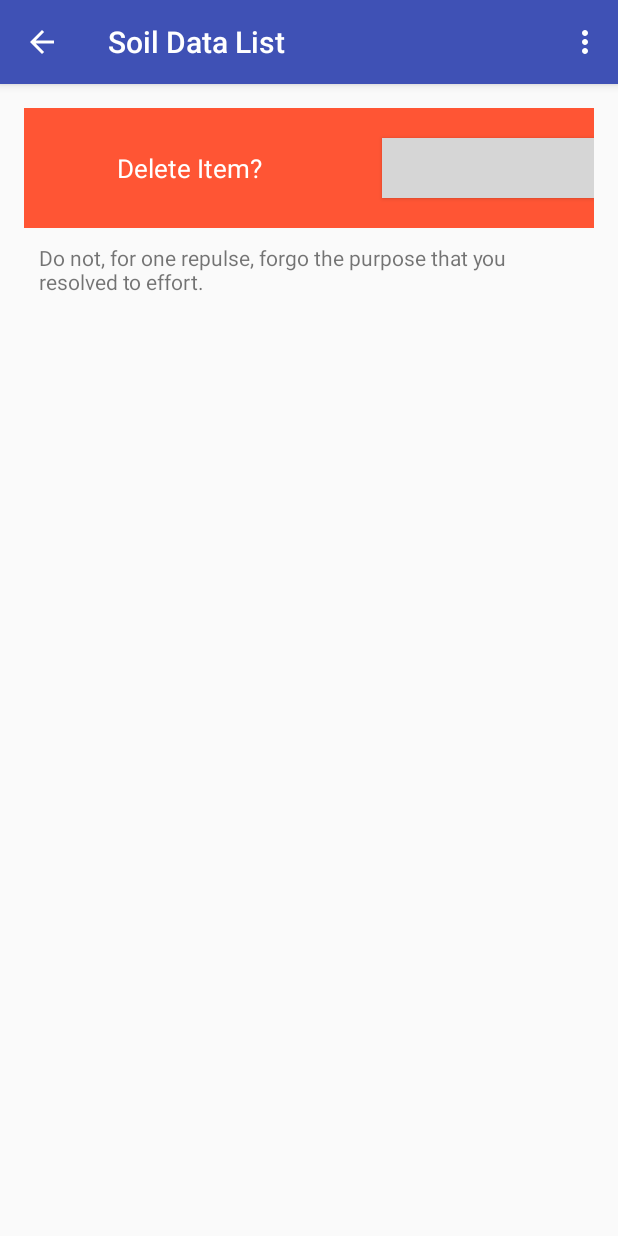
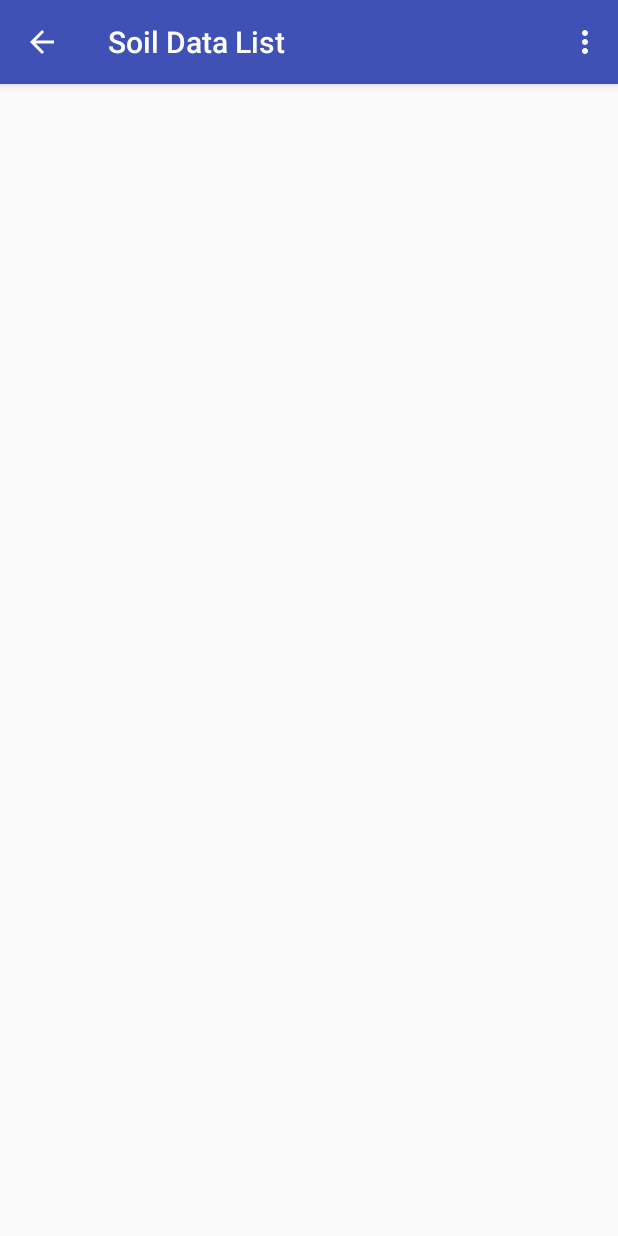
Before and after one commit to johnfrits/capstone-project-landuino, an Android app: the ListActivity screen opened directly, with no data from a screen before it, on a phone screen of 412 x 824 dp. Run offline under Robolectric (Android 15) with nearby library versions, the phone set to English and light mode, and no system bars; grey boxes are pictures that could not be loaded.

Commit message:
HAPIT NA :)

```diff
--- a/app/build.gradle
+++ b/app/build.gradle
@@ -49,9 +49,4 @@ dependencies {
     compile 'com.github.felHR85:UsbSerial:4.5'
     compile 'com.android.support:recyclerview-v7:24.0.0'
     compile 'com.android.support:support-v4:24.+'
-    compile 'com.daimajia.swipelayout:library:1.2.0@aar'
-
-
-
-
 }
--- a/app/src/main/java/com/example/admin123/smsams/Activity/AnalyzeSoilActivity.java
+++ b/app/src/main/java/com/example/admin123/smsams/Activity/AnalyzeSoilActivity.java
@@ -30,7 +30,6 @@ public class AnalyzeSoilActivity extends AppCompatActivity {
 
     Button btnAnalyze;
     TextView textView;
-
     public final String ACTION_USB_PERMISSION = "com.example.admin123.smsams.USB_PERMISION";
     UsbManager usbManager;
     UsbDevice device;
--- a/app/src/main/res/layout/content_list.xml
+++ b/app/src/main/res/layout/content_list.xml
@@ -2,10 +2,10 @@
 <LinearLayout xmlns:android="http://schemas.android.com/apk/res/android"
     xmlns:app="http://schemas.android.com/apk/res-auto"
     xmlns:tools="http://schemas.android.com/tools"
-    android:orientation="vertical"
     android:id="@+id/content_list"
     android:layout_width="match_parent"
     android:layout_height="match_parent"
+    android:orientation="vertical"
     android:paddingBottom="@dimen/activity_vertical_margin"
     android:paddingLeft="@dimen/activity_horizontal_margin"
     android:paddingRight="@dimen/activity_horizontal_margin"
@@ -15,57 +15,4 @@
     tools:showIn="@layout/activity_list">
 
 
-    <LinearLayout
-        android:layout_width="match_parent"
-        android:layout_height="80dp"
-        android:background="#FF5534"
-        android:gravity="center"
-        android:tag="Bottom3"
-        android:weightSum="10">
-
-        <ImageView
-            android:id="@+id/trash"
-            android:layout_width="27dp"
-            android:layout_height="30dp"
-            android:layout_weight="1"
-            />
-
-        <TextView
-            android:layout_width="0dp"
-            android:layout_height="wrap_content"
-            android:layout_weight="5"
-            android:text="Delete Item?"
-            android:textColor="#fff"
-            android:textSize="17sp" />
-
-        <Button
-            android:id="@+id/delete"
-            android:layout_width="0dp"
-            android:layout_height="40dp"
-            android:layout_weight="4"
-            android:background="@color/md_white_1000"
-            android:text="Yes,Delete"
-            android:textColor="#ff5534" />
-    </LinearLayout>
-
-    <LinearLayout
-        android:layout_width="match_parent"
-        android:layout_height="match_parent"
-
-        android:padding="10dp">
-
-        <TextView
-            android:id="@+id/position"
-            android:layout_width="wrap_content"
-            android:layout_height="wrap_content" />
-
-        <TextView
-            android:id="@+id/text_data"
-            android:layout_width="match_parent"
-            android:layout_height="match_parent"
-            android:tag="Hover"
-            android:text="Do not, for one repulse, forgo the purpose that you resolved to effort. " />
-    </LinearLayout>
-
-
 </LinearLayout>
--- a/app/src/main/res/layout/content_main.xml
+++ b/app/src/main/res/layout/content_main.xml
@@ -34,7 +34,7 @@
         android:text="Arduino Connection: OK"
         android:layout_width="match_parent"
         android:layout_height="wrap_content"
-        android:id="@+id/textView2"
+        android:id="@+id/tv_arduincon"
         android:textAlignment="center"
         android:textSize="24sp" />
 
@@ -42,7 +42,7 @@
         android:text="Location: OK"
         android:layout_width="match_parent"
         android:layout_height="wrap_content"
-        android:id="@+id/textView4"
+        android:id="@+id/tv_location"
         android:textAlignment="center"
         android:textSize="24sp" />
 
```
Also changed, not shown: app/src/main/java/com/example/admin123/smsams/Activity/LoginActivity.java (+5 -2 lines), app/src/main/java/com/example/admin123/smsams/activity/MainActivity.java (+53 -0 lines).
